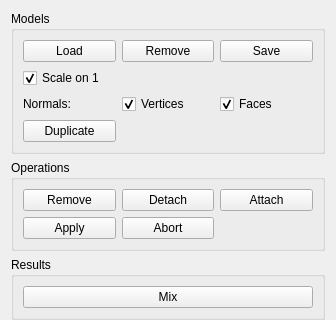
Old version of the form widgets/skinmixer_manager.ui in the repository stefanonuvoli/skinmixer; both pictures show x 0 to 336 and y 0 to 320 of the 336 by 582 pixel window.
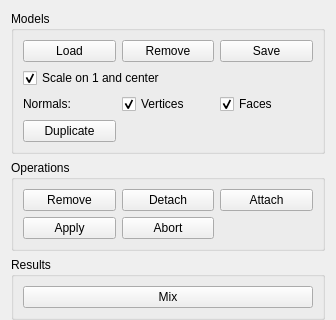
New version of the form.

Patch:
```diff
--- a/widgets/skinmixer_manager.ui
+++ b/widgets/skinmixer_manager.ui
@@ -75,10 +75,10 @@
         </property>
        </widget>
       </item>
-      <item row="1" column="0">
-       <widget class="QCheckBox" name="scaleOn1CheckBox">
+      <item row="1" column="0" colspan="2">
+       <widget class="QCheckBox" name="scaleOn1AndCenterCheckBox">
         <property name="text">
-         <string>Scale on 1</string>
+         <string>Scale on 1 and center</string>
         </property>
         <property name="checked">
          <bool>true</bool>
```
